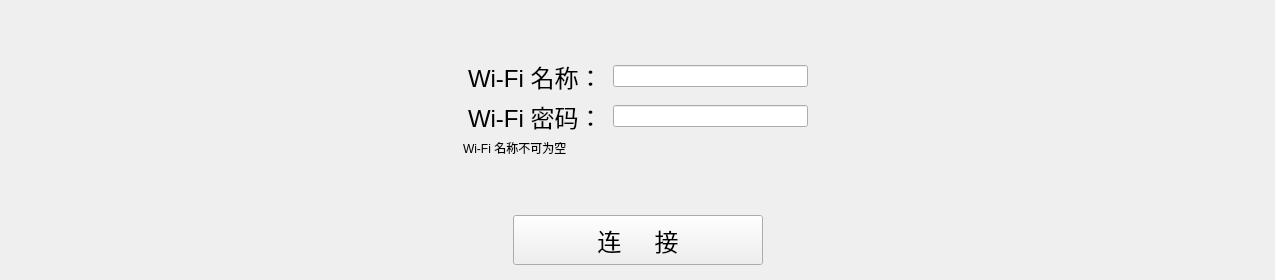
The window that app/Ticker/features/wifiPage/wifiSubPage/wificonnpage.ui (Cohen0415/YunQue-Ticker) describes before a commit, drawn with Qt 5.
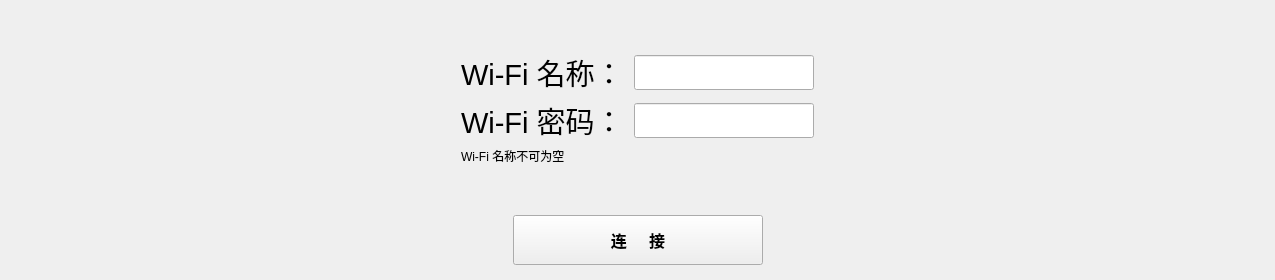
The same window after the commit.

Commit message: add: qt: 添加 wifiStaPage wifiConnPage 样式表，并修改 UI

The edit to the form file:
```diff
--- a/app/Ticker/features/wifiPage/wifiSubPage/wificonnpage.ui
+++ b/app/Ticker/features/wifiPage/wifiSubPage/wificonnpage.ui
@@ -122,13 +122,13 @@
              <number>10</number>
             </property>
             <property name="leftMargin">
-             <number>5</number>
+             <number>0</number>
             </property>
             <property name="topMargin">
              <number>0</number>
             </property>
             <property name="rightMargin">
-             <number>5</number>
+             <number>0</number>
             </property>
             <property name="bottomMargin">
              <number>0</number>
@@ -137,7 +137,7 @@
              <widget class="QLabel" name="ssidSloganLabel">
               <property name="font">
                <font>
-                <pointsize>18</pointsize>
+                <pointsize>22</pointsize>
                </font>
               </property>
               <property name="text">
@@ -146,7 +146,20 @@
              </widget>
             </item>
             <item>
-             <widget class="QLineEdit" name="ssidLineEdit"/>
+             <widget class="QLineEdit" name="ssidLineEdit">
+              <property name="sizePolicy">
+               <sizepolicy hsizetype="Expanding" vsizetype="Fixed">
+                <horstretch>0</horstretch>
+                <verstretch>0</verstretch>
+               </sizepolicy>
+              </property>
+              <property name="minimumSize">
+               <size>
+                <width>180</width>
+                <height>35</height>
+               </size>
+              </property>
+             </widget>
             </item>
            </layout>
           </widget>
@@ -170,13 +183,13 @@
              <number>10</number>
             </property>
             <property name="leftMargin">
-             <number>5</number>
+             <number>0</number>
             </property>
             <property name="topMargin">
              <number>0</number>
             </property>
             <property name="rightMargin">
-             <number>5</number>
+             <number>0</number>
             </property>
             <property name="bottomMargin">
              <number>0</number>
@@ -185,7 +198,7 @@
              <widget class="QLabel" name="pwdSloganLabel">
               <property name="font">
                <font>
-                <pointsize>18</pointsize>
+                <pointsize>22</pointsize>
                </font>
               </property>
               <property name="text">
@@ -194,7 +207,14 @@
              </widget>
             </item>
             <item>
-             <widget class="QLineEdit" name="pwdLineEdit"/>
+             <widget class="QLineEdit" name="pwdLineEdit">
+              <property name="minimumSize">
+               <size>
+                <width>180</width>
+                <height>35</height>
+               </size>
+              </property>
+             </widget>
             </item>
            </layout>
           </widget>
@@ -279,7 +299,8 @@
         </property>
         <property name="font">
          <font>
-          <pointsize>18</pointsize>
+          <pointsize>12</pointsize>
+          <bold>true</bold>
          </font>
         </property>
         <property name="text">
```
Left out of the diff: 4 changed lines with no effect on the pictures. The commit also changes 4 other files.
